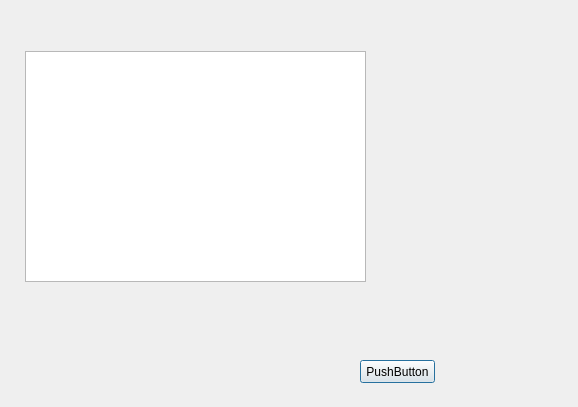
Above: helpdialog.ui from NOOBS-DevTeam/Appendix before the change. Below: the same form after it.
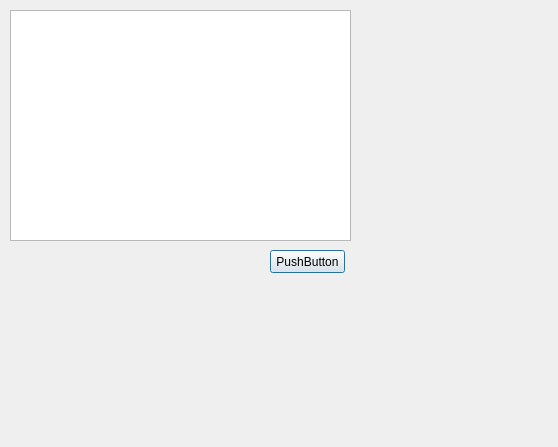
That is the form after the change.

The edit to the form file:
```diff
--- a/helpdialog.ui
+++ b/helpdialog.ui
@@ -6,8 +6,8 @@
    <rect>
     <x>0</x>
     <y>0</y>
-    <width>578</width>
-    <height>407</height>
+    <width>558</width>
+    <height>447</height>
    </rect>
   </property>
   <property name="windowTitle">
@@ -16,8 +16,8 @@
   <widget class="QTextBrowser" name="textBrowser">
    <property name="geometry">
     <rect>
-     <x>25</x>
-     <y>51</y>
+     <x>10</x>
+     <y>10</y>
      <width>341</width>
      <height>231</height>
     </rect>
@@ -26,8 +26,8 @@
   <widget class="QPushButton" name="pushButton">
    <property name="geometry">
     <rect>
-     <x>360</x>
-     <y>360</y>
+     <x>270</x>
+     <y>250</y>
      <width>75</width>
      <height>23</height>
     </rect>
```
